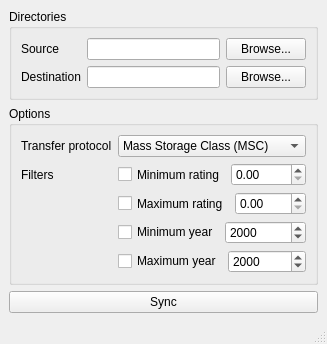
Above: musicsync/resources/ui/main_window.ui from serpest/MusicSync before the change. Below: the same form after it.
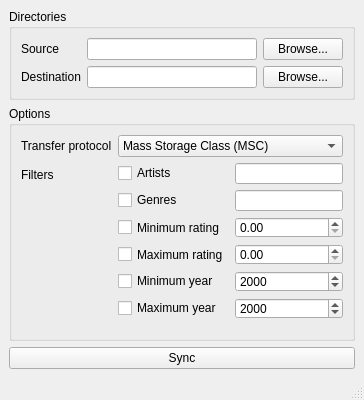
That is the form after the change.

Commit message: Implement genre and artist filters in GUI

Patch:
```diff
--- a/musicsync/resources/ui/main_window.ui
+++ b/musicsync/resources/ui/main_window.ui
@@ -4,8 +4,6 @@
  <widget class="QMainWindow" name="MainWindow">
   <property name="geometry">
    <rect>
-    <x>0</x>
-    <y>0</y>
     <width>400</width>
    </rect>
   </property>
@@ -74,11 +72,38 @@
         </widget>
        </item>
        <item row="2" column="1">
-        <layout class="QHBoxLayout" name="minimumRatingBox">
-         <item>
+        <layout class="QGridLayout" name="filtersBox">
+         <item row="0" column="0">
+          <widget class="QCheckBox" name="artistsCheckBox">
+           <property name="text">
+            <string>Artists</string>
+           </property>
+          </widget>
+         </item>
+         <item row="0" column="1">
+          <widget class="QLineEdit" name="artistsLine">
+           <property name="sizePolicy">
+            <sizepolicy hsizetype="Expanding" vsizetype="Fixed">
+             <horstretch>0</horstretch>
+             <verstretch>0</verstretch>
+            </sizepolicy>
+           </property>
+          </widget>
+         </item>
+         <item row="1" column="0">
+          <widget class="QCheckBox" name="genresCheckBox">
+           <property name="text">
+            <string>Genres</string>
+           </property>
+          </widget>
+         </item>
+         <item row="1" column="1">
+          <widget class="QLineEdit" name="genresLine"/>
+         </item>
+         <item row="2" column="0">
           <widget class="QCheckBox" name="minimumRatingCheckBox">
            <property name="sizePolicy">
-            <sizepolicy hsizetype="Preferred" vsizetype="Preferred">
+            <sizepolicy hsizetype="Minimum" vsizetype="Preferred">
              <horstretch>0</horstretch>
              <verstretch>0</verstretch>
             </sizepolicy>
@@ -88,8 +113,14 @@
            </property>
           </widget>
          </item>
-         <item>
+         <item row="2" column="1">
           <widget class="QDoubleSpinBox" name="minimumRatingSpinBox">
+           <property name="sizePolicy">
+            <sizepolicy hsizetype="Preferred" vsizetype="Fixed">
+             <horstretch>0</horstretch>
+             <verstretch>0</verstretch>
+            </sizepolicy>
+           </property>
            <property name="maximum">
             <double>5.000000000000000</double>
            </property>
@@ -98,14 +129,10 @@
            </property>
           </widget>
          </item>
-        </layout>
-       </item>
-       <item row="3" column="1">
-        <layout class="QHBoxLayout" name="maximumRatingBox">
-         <item>
+         <item row="3" column="0">
           <widget class="QCheckBox" name="maximumRatingCheckBox">
            <property name="sizePolicy">
-            <sizepolicy hsizetype="Preferred" vsizetype="Preferred">
+            <sizepolicy hsizetype="Minimum" vsizetype="Preferred">
              <horstretch>0</horstretch>
              <verstretch>0</verstretch>
             </sizepolicy>
@@ -115,7 +142,7 @@
            </property>
           </widget>
          </item>
-         <item>
+         <item row="3" column="1">
           <widget class="QDoubleSpinBox" name="maximumRatingSpinBox">
            <property name="maximum">
             <double>5.000000000000000</double>
@@ -125,18 +152,14 @@
            </property>
           </widget>
          </item>
-        </layout>
-       </item>
-       <item row="4" column="1">
-        <layout class="QHBoxLayout" name="minimumYearBox">
-         <item>
+         <item row="4" column="0">
           <widget class="QCheckBox" name="minimumYearCheckBox">
            <property name="text">
             <string>Minimum year</string>
            </property>
           </widget>
          </item>
-         <item>
+         <item row="4" column="1">
           <widget class="QSpinBox" name="minimumYearSpinBox">
            <property name="maximum">
             <number>9999</number>
@@ -146,18 +169,14 @@
            </property>
           </widget>
          </item>
-        </layout>
-       </item>
-       <item row="5" column="1">
-        <layout class="QHBoxLayout" name="maximumYearBox">
-         <item>
+         <item row="5" column="0">
           <widget class="QCheckBox" name="maximumYearCheckBox">
            <property name="text">
             <string>Maximum year</string>
            </property>
           </widget>
          </item>
-         <item>
+         <item row="5" column="1">
           <widget class="QSpinBox" name="maximumYearSpinBox">
            <property name="maximum">
             <number>9999</number>
```
The commit also changes 1 other file.
